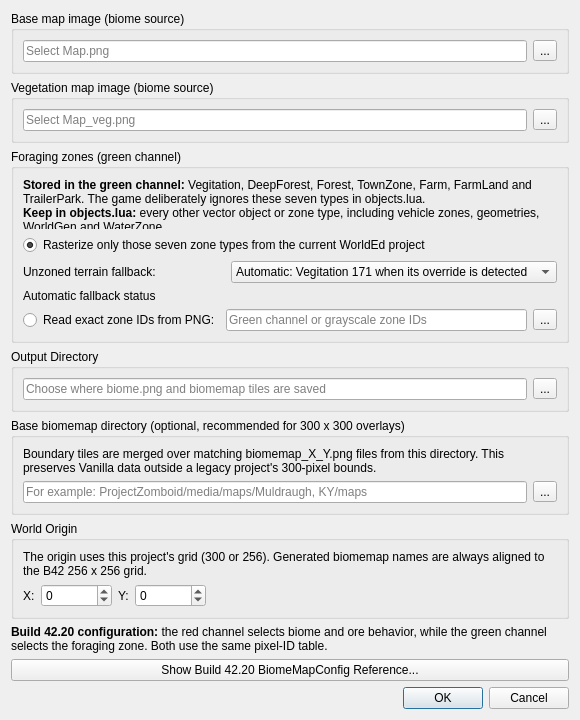
Old version of the form WorldEd/src/editor/biomemapgeneratordialog.ui in the repository Z3R0-BYT3Z/PZ_Mapping_Tools.
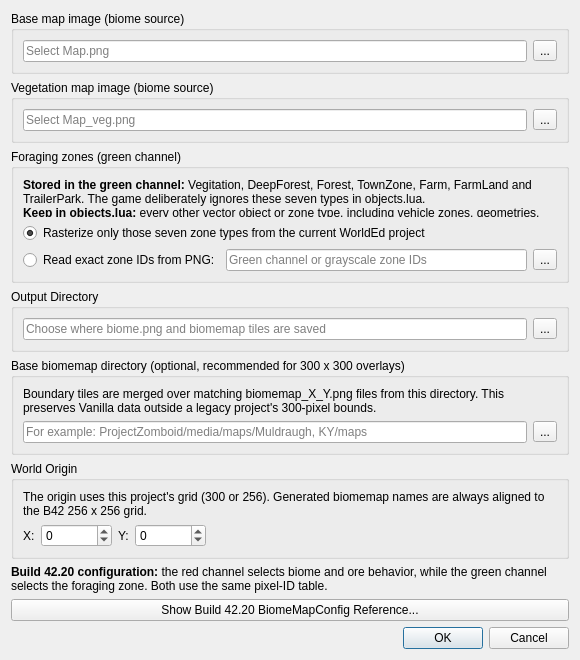
New version of the form.

```diff
--- a/WorldEd/src/editor/biomemapgeneratordialog.ui
+++ b/WorldEd/src/editor/biomemapgeneratordialog.ui
@@ -7,7 +7,7 @@
     <x>0</x>
     <y>0</y>
     <width>580</width>
-    <height>720</height>
+    <height>660</height>
    </rect>
   </property>
   <property name="minimumSize">
@@ -80,20 +80,6 @@
        <property name="text"><string>Rasterize only those seven zone types from the current WorldEd project</string></property>
        <property name="checked"><bool>true</bool></property>
       </widget></item>
-      <item><layout class="QHBoxLayout" name="unzonedFallbackLayout">
-       <item><widget class="QLabel" name="unzonedFallbackLabel">
-        <property name="text"><string>Unzoned terrain fallback:</string></property>
-       </widget></item>
-       <item><widget class="QComboBox" name="unzonedFallback">
-        <item><property name="text"><string>Automatic: Vegitation 171 when its override is detected</string></property></item>
-        <item><property name="text"><string>ForagingNav 64: Vanilla-safe neutral navigation</string></property></item>
-        <item><property name="text"><string>Vegitation 171: WorldGenOverride.lua required</string></property></item>
-       </widget></item>
-      </layout></item>
-      <item><widget class="QLabel" name="unzonedFallbackStatus">
-       <property name="wordWrap"><bool>true</bool></property>
-       <property name="text"><string>Automatic fallback status</string></property>
-      </widget></item>
       <item><layout class="QHBoxLayout" name="zonePngLayout">
        <item><widget class="QRadioButton" name="zonesFromPng">
         <property name="text"><string>Read exact zone IDs from PNG:</string></property>
```
